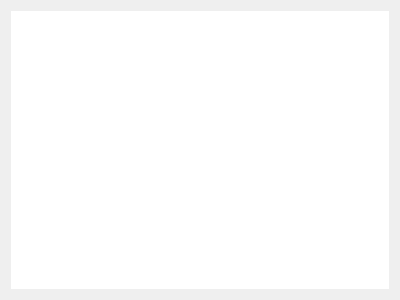
Qt form mainwindow.ui (maxim79135/Corners) before a commit.
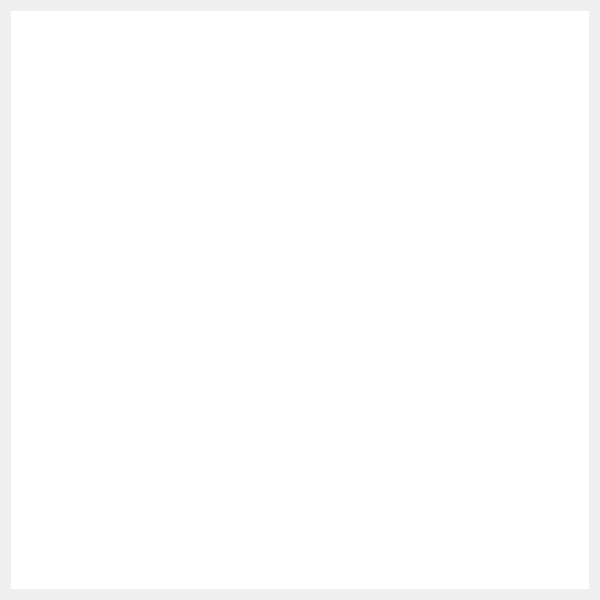
The same form after that commit.

```diff
--- a/mainwindow.ui
+++ b/mainwindow.ui
@@ -6,8 +6,8 @@
    <rect>
     <x>0</x>
     <y>0</y>
-    <width>400</width>
-    <height>300</height>
+    <width>600</width>
+    <height>600</height>
    </rect>
   </property>
   <property name="windowTitle">
@@ -17,6 +17,9 @@
    <layout class="QGridLayout" name="gridLayout">
     <item row="0" column="0">
      <widget class="QGraphicsView" name="graphicsView">
+      <property name="enabled">
+       <bool>true</bool>
+      </property>
       <property name="frameShape">
        <enum>QFrame::NoFrame</enum>
       </property>
```
